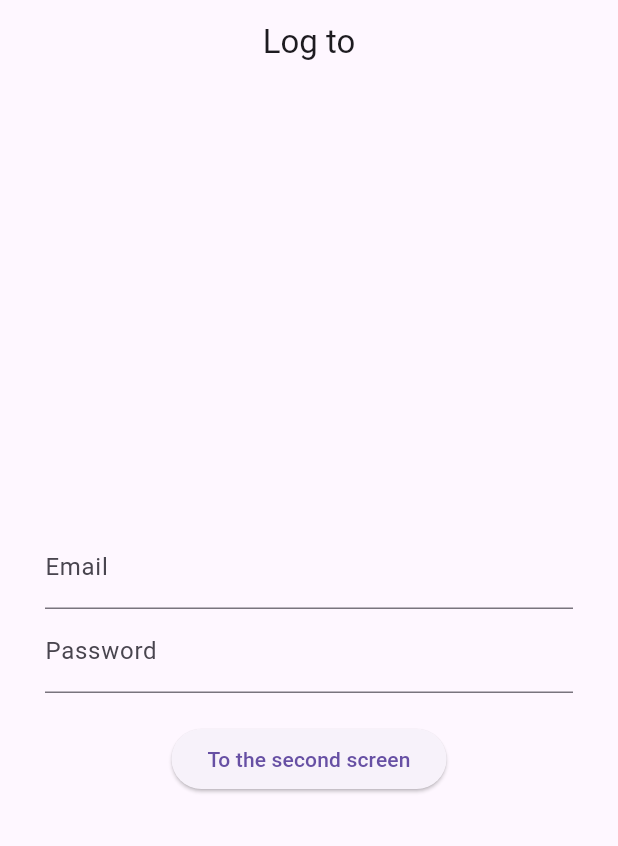
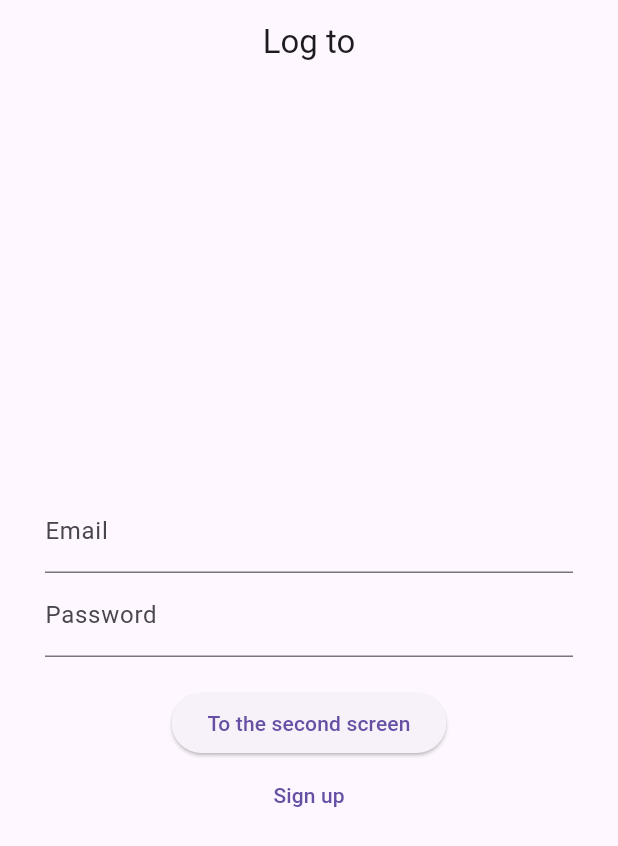
Before and after one commit to Polinaphlej02/market_task, a Flutter app: the screen it shows after launch, on a phone screen of 412 x 824 dp. Shown: the top 846 px of the screen. Run offline on Flutter 3.47's test engine with Material 3 defaults, Android fonts, the phone set to English and light mode, and no system bars; our stand-ins replace go_router.

Commit message:
Added sign up button

```diff
--- a/lib/ui/auth/auth_widget.dart
+++ b/lib/ui/auth/auth_widget.dart
@@ -26,6 +26,7 @@ class _AuthWidgetState extends State<AuthWidget> {
             ),
              const SizedBox(height: 20),
              ElevatedButton(onPressed: () => context.go('/profile'), child: const Text("To the second screen")),
+             TextButton(onPressed: () {}, child: Text("Sign up")),
           ],
         );
   }
```
